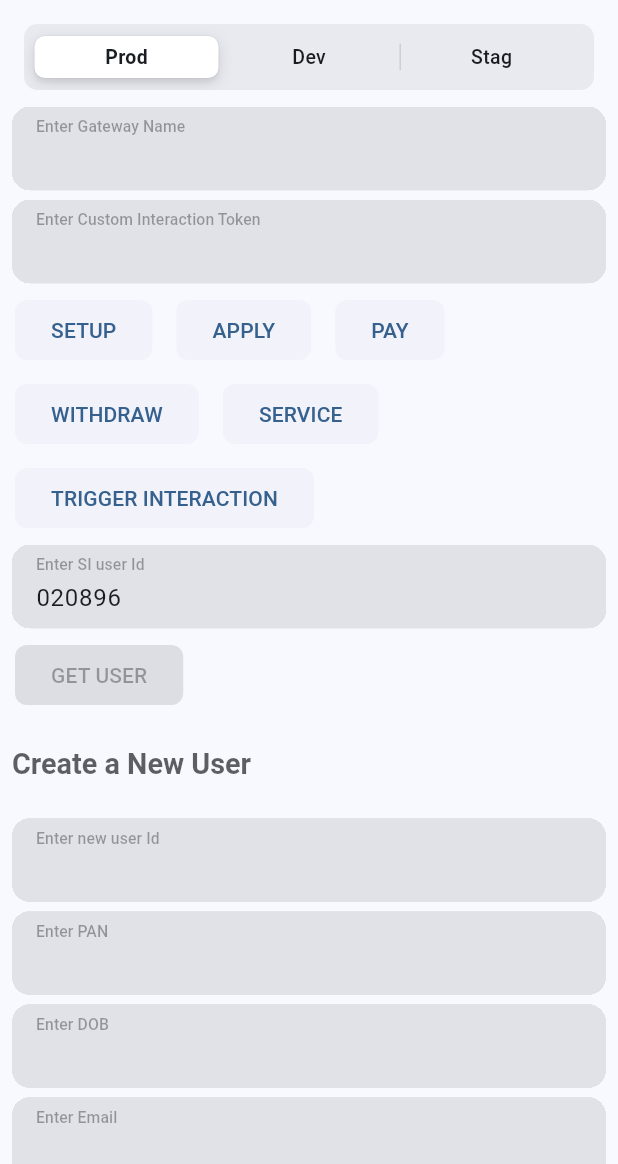
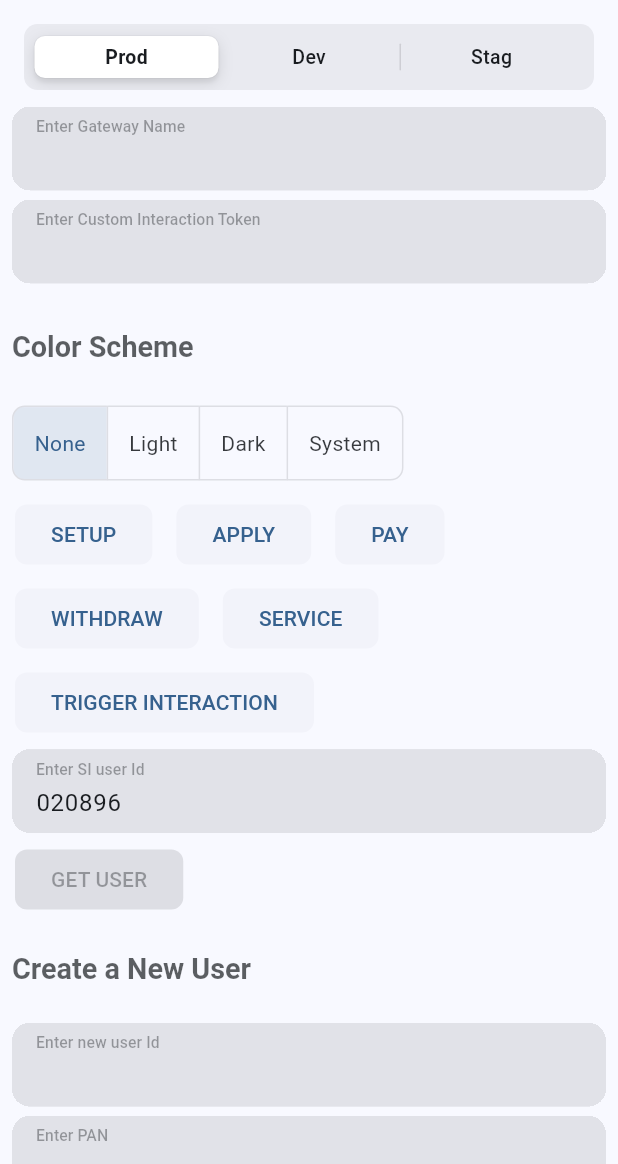
Before and after one commit to smallcase/gw-mob-sdk-flutter, a Flutter app: the SILoansPage screen opened by its route, on a phone screen of 412 x 824 dp, the part 72-1236 px from its top. Run offline on Flutter 3.47's test engine with Material 3 defaults, Android fonts, the phone set to English and light mode, and no system bars; our stand-ins replace dio, go_router, hive, rxdart; missing offline and left inert: clipboard; accounts and stored records are empty.

Commit message:
Sourav/native dark theme (#79)
* release(prod): loan version 5.1.1

* feat(loans): support colorScheme param for LAS dark-theme launch

* bump loans SDK pin to sdk-sourav-native-dark-theme-cb54bf9 (5.1.4-92-release)

* chore(loans): flag colorScheme .name mapping as fragile TODO

```diff
--- a/loans/lib/sc_loan_props.dart
+++ b/loans/lib/sc_loan_props.dart
@@ -1,5 +1,7 @@
 // ignore: constant_identifier_names
 enum ScLoanEnvironment { DEVELOPMENT, PRODUCTION, STAGING }
+
+enum ScLoanColorScheme { dark, light, system }
 
 class ScLoanConfig {
   final ScLoanEnvironment environment;
@@ -10,6 +12,7 @@ class ScLoanConfig {
 
 class ScLoanInfo {
   final String interactionToken;
+  final ScLoanColorScheme? colorScheme;
 
-  const ScLoanInfo(this.interactionToken);
+  const ScLoanInfo(this.interactionToken, {this.colorScheme});
 }
--- a/smart_investing/lib/app/SILoansPage.dart
+++ b/smart_investing/lib/app/SILoansPage.dart
@@ -10,8 +10,29 @@ import 'widgets/SISwitch.dart';
 import 'widgets/SIText.dart';
 import 'widgets/SITextField.dart';
 
-class SILoansPage extends StatelessWidget {
+class SILoansPage extends StatefulWidget {
   const SILoansPage({super.key});
+
+  @override
+  State<SILoansPage> createState() => _SILoansPageState();
+}
+
+class _SILoansPageState extends State<SILoansPage> {
+  static const _colorSchemeLabels = ['None', 'Light', 'Dark', 'System'];
+  static const _colorSchemeValues = <ScLoanColorScheme?>[
+    null,
+    ScLoanColorScheme.light,
+    ScLoanColorScheme.dark,
+    ScLoanColorScheme.system,
+  ];
+
+  int _colorSchemeIndex = 0;
+
+  ScLoanInfo _buildLoanInfo() {
+    final token = repository.scLoanConfig.value.customInteractionToken ?? "";
+    final scheme = _colorSchemeValues[_colorSchemeIndex];
+    return ScLoanInfo(token, colorScheme: scheme);
+  }
 
   @override
   Widget build(BuildContext context) {
@@ -58,6 +79,31 @@ class SILoansPage extends StatelessWidget {
                 );
               },
             ),
+            Padding(
+              padding: const EdgeInsets.symmetric(vertical: 8),
+              child: Column(
+                crossAxisAlignment: CrossAxisAlignment.start,
+                children: [
+                  SIText.large(text: "Color Scheme"),
+                  const SizedBox(height: 6),
+                  ToggleButtons(
+                    isSelected: List.generate(
+                      _colorSchemeLabels.length,
+                      (i) => i == _colorSchemeIndex,
+                    ),
+                    onPressed: (i) => setState(() => _colorSchemeIndex = i),
+                    borderRadius: BorderRadius.circular(8),
+                    children: _colorSchemeLabels
+                        .map((label) => Padding(
+                              padding:
+                                  const EdgeInsets.symmetric(horizontal: 14),
+                              child: Text(label),
+                            ))
+                        .toList(),
+                  ),
+                ],
+              ),
+            ),
             Wrap(
               spacing: 12,
               children: [
@@ -78,9 +124,7 @@ class SILoansPage extends StatelessWidget {
                   label: "Apply",
                   onPressed: () async {
                     try {
-                      final response = await ScLoan.apply(ScLoanInfo(repository
-                              .scLoanConfig.value.customInteractionToken ??
-                          ""));
+                      final response = await ScLoan.apply(_buildLoanInfo());
                       repository.showAlertDialog(response.toString(), context);
                     } on ScLoanError catch (e) {
                       repository.showAlertDialog(e.toString(), context);
@@ -91,9 +135,7 @@ class SILoansPage extends StatelessWidget {
                     label: "Pay",
                     onPressed: () async {
                       try {
-                        final response = await ScLoan.pay(ScLoanInfo(repository
-                                .scLoanConfig.value.customInteractionToken ??
-                            ""));
+                        final response = await ScLoan.pay(_buildLoanInfo());
                         repository.showAlertDialog(
                             response.toString(), context);
                       } on ScLoanError catch (e) {
@@ -104,10 +146,8 @@ class SILoansPage extends StatelessWidget {
                     label: "Withdraw",
                     onPressed: () async {
                       try {
-                        final response = await ScLoan.withdraw(ScLoanInfo(
-                            repository.scLoanConfig.value
-                                    .customInteractionToken ??
-                                ""));
+                        final response =
+                            await ScLoan.withdraw(_buildLoanInfo());
                         repository.showAlertDialog(
                             response.toString(), context);
                       } on ScLoanError catch (e) {
@@ -118,24 +158,20 @@ class SILoansPage extends StatelessWidget {
                     label: "Service",
                     onPressed: () async {
                       try {
-                        final response = await ScLoan.service(ScLoanInfo(
-                            repository.scLoanConfig.value
-                                    .customInteractionToken ??
-                                ""));
+                        final response =
+                            await ScLoan.service(_buildLoanInfo());
                         repository.showAlertDialog(
                             response.toString(), context);
                       } on ScLoanError catch (e) {
                         repository.showAlertDialog(e.toString(), context);
                       }
                     }),
-                    SIButton(
+                SIButton(
                     label: "Trigger Interaction",
                     onPressed: () async {
                       try {
-                        final response = await ScLoan.triggerInteraction(ScLoanInfo(
-                            repository.scLoanConfig.value
-                                    .customInteractionToken ??
-                                ""));
+                        final response =
+                            await ScLoan.triggerInteraction(_buildLoanInfo());
                         repository.showAlertDialog(
                             response.toString(), context);
                       } on ScLoanError catch (e) {
```
Also changed, not shown: loans/lib/sc_loan.dart (+15 -16 lines), 4 other files.
